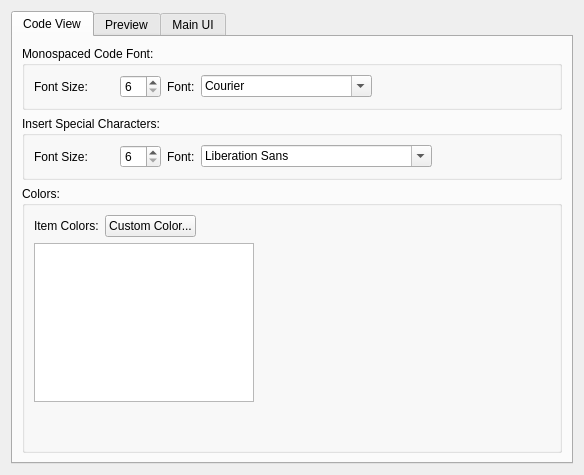
Before: the Qt Designer form src/Form_Files/PAppearanceWidget.ui in Sigil-Ebook/Sigil, drawn with Qt 5.
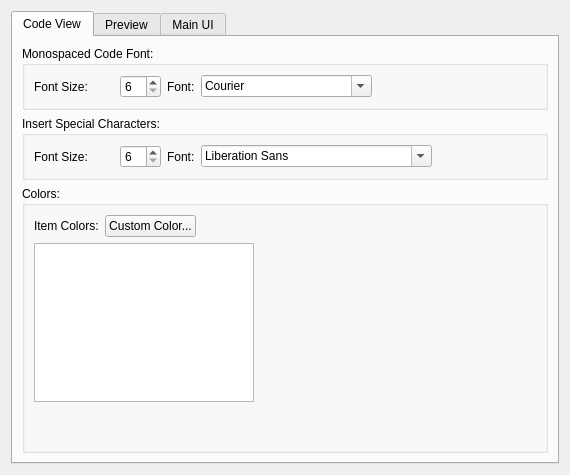
After: the same form once the commit is applied.

Commit message: Finish prefs widget refactoring

Patch:
```diff
--- a/src/Form_Files/PAppearanceWidget.ui
+++ b/src/Form_Files/PAppearanceWidget.ui
@@ -6,7 +6,7 @@
    <rect>
     <x>0</x>
     <y>0</y>
-    <width>584</width>
+    <width>570</width>
     <height>475</height>
    </rect>
   </property>
@@ -16,6 +16,12 @@
   <layout class="QVBoxLayout" name="verticalLayout">
    <item alignment="Qt::AlignTop">
     <widget class="QTabWidget" name="tabAppearance">
+     <property name="sizePolicy">
+      <sizepolicy hsizetype="Preferred" vsizetype="Preferred">
+       <horstretch>0</horstretch>
+       <verstretch>0</verstretch>
+      </sizepolicy>
+     </property>
      <property name="currentIndex">
       <number>0</number>
      </property>
```
The commit also changes 5 other files.
